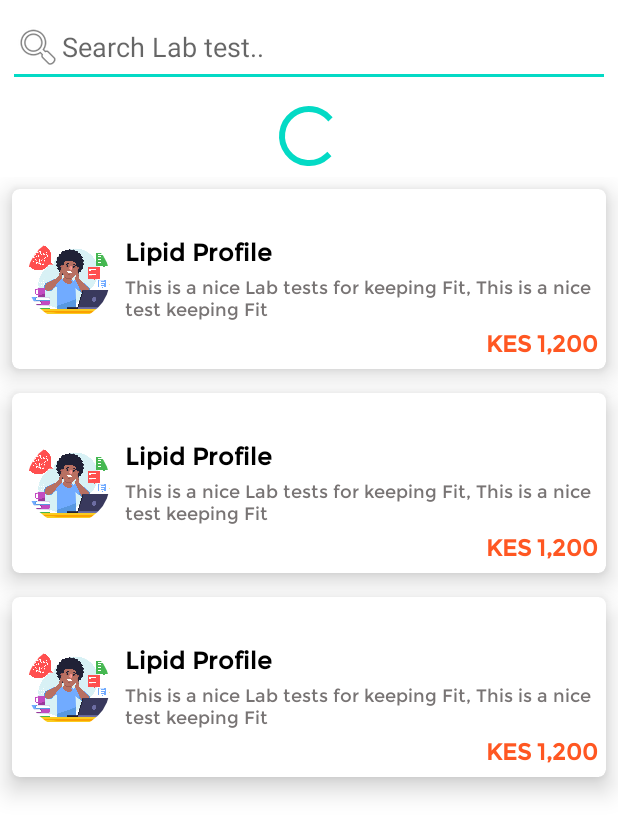
After one commit to mukusawayne/MEDI-LAB-, an Android app: the layout activity_lab_tests.xml on its own in the app's theme, with its tools: preview values and no code run, on a phone screen of 412 x 824 dp. The commit adds this screen. Shown: the top 835 px of the screen. Run offline under Robolectric (Android 15) with nearby library versions, the phone set to English and light mode, and no system bars.

Commit message:
First Commit

```diff
--- a/app/src/main/java/com/modcom/medilabsapp/MainActivity.kt
+++ b/app/src/main/java/com/modcom/medilabsapp/MainActivity.kt
@@ -23,8 +23,8 @@ class MainActivity : AppCompatActivity() {
      lateinit var itemList: List<Lab>
      lateinit var labAdapter: LabAdapter
      lateinit var recyclerView: RecyclerView
-    lateinit var progress: ProgressBar
-    lateinit var swiperefresh: SwipeRefreshLayout
+     lateinit var progress: ProgressBar
+     lateinit var swiperefresh: SwipeRefreshLayout
     override fun onCreate(savedInstanceState: Bundle?) {
         super.onCreate(savedInstanceState)
         setContentView(R.layout.activity_main)
--- /dev/null
+++ b/app/src/main/res/layout/activity_lab_tests.xml
@@ -0,0 +1,40 @@
+<?xml version="1.0" encoding="utf-8"?>
+<LinearLayout
+    xmlns:android="http://schemas.android.com/apk/res/android"
+    xmlns:app="http://schemas.android.com/apk/res-auto"
+    xmlns:tools="http://schemas.android.com/tools"
+    android:layout_width="match_parent"
+    android:layout_height="match_parent"
+    android:orientation="vertical"
+    tools:context=".LabTestsActivity">
+
+    <EditText
+        android:layout_width="match_parent"
+        android:layout_height="wrap_content"
+        android:hint="Search Lab test.."
+        android:drawableStart="@android:drawable/ic_menu_search"
+        android:layout_margin="5dp"
+        android:id="@+id/etsearch"/>
+    <ProgressBar
+        android:layout_width="match_parent"
+        android:layout_height="wrap_content"
+        android:layout_margin="3dp"
+        android:id="@+id/progress"/>
+
+
+    <androidx.swiperefreshlayout.widget.SwipeRefreshLayout
+        android:layout_width="match_parent"
+        android:layout_height="wrap_content"
+        android:id="@+id/swipeRefreshLayout">
+
+        <androidx.recyclerview.widget.RecyclerView
+            android:id="@+id/recycler"
+            android:layout_width="match_parent"
+            android:layout_height="match_parent"
+            tools:listitem="@layout/single_labtests"/>
+
+    </androidx.swiperefreshlayout.widget.SwipeRefreshLayout>
+
+
+
+</LinearLayout>
--- a/app/src/main/res/layout/single_labtests.xml
+++ b/app/src/main/res/layout/single_labtests.xml
@@ -37,7 +37,7 @@
                 android:textSize="16sp"
                 android:fontFamily="@font/montserrat"
                 android:textColor="@color/black"
-                android:id="@+id/lab_test"/>
+                android:id="@+id/test_name"/>
 
             <com.google.android.material.textview.MaterialTextView
                 android:layout_width="wrap_content"
```
Also changed, not shown: app/src/main/AndroidManifest.xml (+10 -5 lines), app/src/main/java/com/modcom/medilabsapp/LabTestsActivity.kt (added, +32 -0 lines), app/src/main/java/com/modcom/medilabsapp/adapters/LabTestsAdapter.kt (added, +63 -0 lines).
